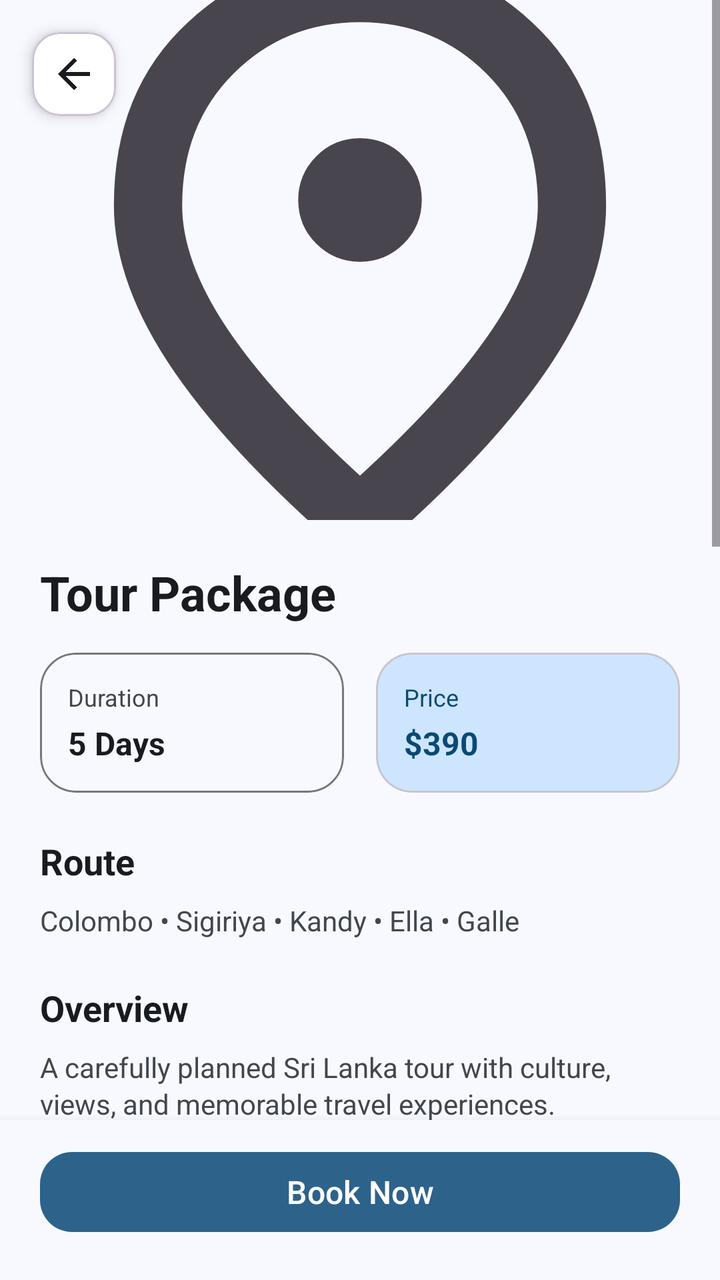
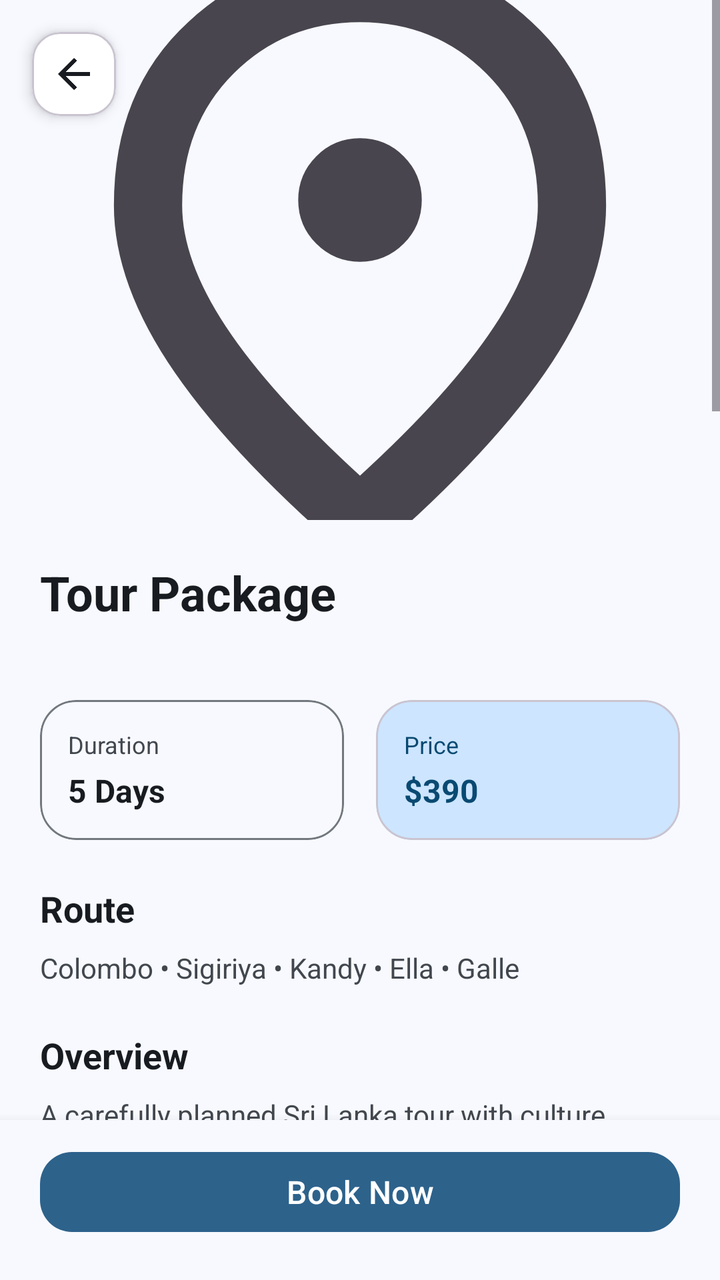

Compare the two renders of this Android layout. The source of the first and the diff that turns it into the second are given below.
<!-- AndroidManifest.xml: application theme Theme.Smart_tourism -->
<!-- res/layout/activity_tour_package_details.xml -->
<?xml version="1.0" encoding="utf-8"?>
<LinearLayout xmlns:android="http://schemas.android.com/apk/res/android"
    xmlns:app="http://schemas.android.com/apk/res-auto"
    android:layout_width="match_parent"
    android:layout_height="match_parent"
    android:background="?android:attr/colorBackground"
    android:orientation="vertical">

    <ScrollView
        android:layout_width="match_parent"
        android:layout_height="0dp"
        android:layout_weight="1"
        android:fillViewport="true">

        <LinearLayout
            android:layout_width="match_parent"
            android:layout_height="wrap_content"
            android:orientation="vertical">

            <FrameLayout
                android:layout_width="match_parent"
                android:layout_height="260dp">

                <ImageView
                    android:id="@+id/imgPackage"
                    android:layout_width="match_parent"
                    android:layout_height="match_parent"
                    android:scaleType="centerCrop"
                    android:src="@drawable/location_on_24px" />

                <com.google.android.material.card.MaterialCardView
                    android:layout_width="42dp"
                    android:layout_height="42dp"
                    android:layout_gravity="top|start"
                    android:layout_margin="16dp"
                    app:cardBackgroundColor="@android:color/white"
                    app:cardCornerRadius="14dp"
                    app:cardElevation="4dp">

                    <ImageView
                        android:id="@+id/btnBack"
                        android:layout_width="match_parent"
                        android:layout_height="match_parent"
                        android:background="?attr/selectableItemBackgroundBorderless"
                        android:padding="9dp"
                        android:src="@drawable/arrow_back_24px"
                        app:tint="?attr/colorOnBackground" />
                </com.google.android.material.card.MaterialCardView>

            </FrameLayout>

            <LinearLayout
                android:layout_width="match_parent"
                android:layout_height="wrap_content"
                android:orientation="vertical"
                android:padding="20dp">

                <TextView
                    android:id="@+id/txtTitle"
                    android:layout_width="match_parent"
                    android:layout_height="wrap_content"
                    android:text="@string/package_default_title"
                    android:textColor="@color/md_theme_onBackground"
                    android:textSize="24sp"
                    android:textStyle="bold" />

                <LinearLayout
                    android:layout_width="match_parent"
                    android:layout_height="wrap_content"
                    android:layout_marginTop="14dp"
                    android:orientation="horizontal">

                    <com.google.android.material.card.MaterialCardView
                        android:layout_width="0dp"
                        android:layout_height="wrap_content"
                        android:layout_weight="1"
                        android:layout_marginEnd="8dp"
                        app:cardBackgroundColor="@color/md_theme_surface"
                        app:cardCornerRadius="18dp"
                        app:cardElevation="0dp"
                        app:strokeColor="@color/md_theme_outline"
                        app:strokeWidth="1dp">

                        <LinearLayout
                            android:layout_width="match_parent"
                            android:layout_height="wrap_content"
                            android:orientation="vertical"
                            android:padding="14dp">

                            <TextView
                                android:layout_width="wrap_content"
                                android:layout_height="wrap_content"
                                android:text="@string/package_duration_label"
                                android:textColor="@color/md_theme_onSurfaceVariant"
                                android:textSize="12sp" />

                            <TextView
                                android:id="@+id/txtDuration"
                                android:layout_width="wrap_content"
                                android:layout_height="wrap_content"
                                android:layout_marginTop="4dp"
                                android:text="@string/package_default_duration"
                                android:textColor="@color/md_theme_onSurface"
                                android:textSize="16sp"
                                android:textStyle="bold" />
                        </LinearLayout>
                    </com.google.android.material.card.MaterialCardView>

                    <com.google.android.material.card.MaterialCardView
                        android:layout_width="0dp"
                        android:layout_height="wrap_content"
                        android:layout_weight="1"
                        android:layout_marginStart="8dp"
                        app:cardBackgroundColor="@color/md_theme_primaryContainer"
                        app:cardCornerRadius="18dp"
                        app:cardElevation="0dp">

                        <LinearLayout
                            android:layout_width="match_parent"
                            android:layout_height="wrap_content"
                            android:orientation="vertical"
                            android:padding="14dp">

                            <TextView
                                android:layout_width="wrap_content"
                                android:layout_height="wrap_content"
                                android:text="@string/package_price_label"
                                android:textColor="@color/md_theme_onPrimaryContainer"
                                android:textSize="12sp" />

                            <TextView
                                android:id="@+id/txtPrice"
                                android:layout_width="wrap_content"
                                android:layout_height="wrap_content"
                                android:layout_marginTop="4dp"
                                android:text="$390"
                                android:textColor="@color/md_theme_onPrimaryContainer"
                                android:textSize="16sp"
                                android:textStyle="bold" />
                        </LinearLayout>
                    </com.google.android.material.card.MaterialCardView>
                </LinearLayout>

                <TextView
                    android:layout_width="match_parent"
                    android:layout_height="wrap_content"
                    android:layout_marginTop="22dp"
                    android:text="@string/package_route_label"
                    android:textColor="@color/md_theme_onBackground"
                    android:textSize="18sp"
                    android:textStyle="bold" />

                <TextView
                    android:id="@+id/txtRoute"
                    android:layout_width="match_parent"
                    android:layout_height="wrap_content"
                    android:layout_marginTop="8dp"
                    android:text="Colombo • Sigiriya • Kandy • Ella • Galle"
                    android:textColor="@color/md_theme_onSurfaceVariant"
                    android:textSize="14sp" />

                <TextView
                    android:layout_width="match_parent"
                    android:layout_height="wrap_content"
                    android:layout_marginTop="22dp"
                    android:text="@string/package_overview_label"
                    android:textColor="@color/md_theme_onBackground"
                    android:textSize="18sp"
                    android:textStyle="bold" />

                <TextView
                    android:id="@+id/txtOverview"
                    android:layout_width="match_parent"
                    android:layout_height="wrap_content"
                    android:layout_marginTop="8dp"
                    android:lineSpacingExtra="2dp"
                    android:text="@string/package_overview_sample"
                    android:textColor="@color/md_theme_onSurfaceVariant"
                    android:textSize="14sp" />

                <TextView
                    android:layout_width="match_parent"
                    android:layout_height="wrap_content"
                    android:layout_marginTop="22dp"
                    android:text="@string/package_highlights_label"
                    android:textColor="@color/md_theme_onBackground"
                    android:textSize="18sp"
                    android:textStyle="bold" />

                <TextView
                    android:id="@+id/txtHighlights"
                    android:layout_width="match_parent"
                    android:layout_height="wrap_content"
                    android:layout_marginTop="8dp"
                    android:lineSpacingExtra="4dp"
                    android:text="@string/package_highlights_empty"
                    android:textColor="@color/md_theme_onSurfaceVariant"
                    android:textSize="14sp" />

                <com.google.android.material.card.MaterialCardView
                    android:layout_width="match_parent"
                    android:layout_height="wrap_content"
                    android:layout_marginTop="22dp"
                    app:cardBackgroundColor="@color/md_theme_surface"
                    app:cardCornerRadius="20dp"
                    app:cardElevation="0dp"
                    app:strokeColor="@color/md_theme_outline"
                    app:strokeWidth="1dp">

                    <LinearLayout
                        android:layout_width="match_parent"
                        android:layout_height="wrap_content"
                        android:orientation="vertical"
                        android:padding="16dp">

                        <TextView
                            android:layout_width="wrap_content"
                            android:layout_height="wrap_content"
                            android:text="@string/booking_setup_title"
                            android:textColor="@color/md_theme_onSurface"
                            android:textSize="18sp"
                            android:textStyle="bold" />

                        <TextView
                            android:layout_width="match_parent"
                            android:layout_height="wrap_content"
                            android:layout_marginTop="4dp"
                            android:text="@string/booking_setup_subtitle"
                            android:textColor="@color/md_theme_onSurfaceVariant"
                            android:textSize="13sp" />

                        <com.google.android.material.textfield.TextInputLayout
                            android:id="@+id/paxLayout"
                            style="@style/Widget.Material3.TextInputLayout.OutlinedBox.ExposedDropdownMenu"
                            android:layout_width="match_parent"
                            android:layout_height="wrap_content"
                            android:layout_marginTop="16dp"
                            android:hint="@string/package_pax_label">

                            <AutoCompleteTextView
                                android:id="@+id/autoPax"
                                android:layout_width="match_parent"
                                android:layout_height="wrap_content"
                                android:inputType="none"
                                android:textColor="?attr/colorOnSurface"
                                android:textColorHint="?attr/colorOnSurfaceVariant" />
                        </com.google.android.material.textfield.TextInputLayout>

                        <com.google.android.material.textfield.TextInputLayout
                            android:id="@+id/pickupLayout"
                            style="@style/Widget.Material3.TextInputLayout.OutlinedBox.ExposedDropdownMenu"
                            android:layout_width="match_parent"
                            android:layout_height="wrap_content"
                            android:layout_marginTop="14dp"
                            android:hint="@string/package_pickup_label">

                            <AutoCompleteTextView
                                android:id="@+id/autoPickupLocation"
                                android:layout_width="match_parent"
                                android:layout_height="wrap_content"
                                android:inputType="none"
                                android:textColor="?attr/colorOnSurface"
                                android:textColorHint="?attr/colorOnSurfaceVariant" />
                        </com.google.android.material.textfield.TextInputLayout>

                        <com.google.android.material.textfield.TextInputLayout
                            android:id="@+id/mobileLayout"
                            style="@style/Widget.Material3.TextInputLayout.OutlinedBox"
                            android:layout_width="match_parent"
                            android:layout_height="wrap_content"
                            android:layout_marginTop="14dp"
                            android:hint="@string/package_mobile_label">

                            <com.google.android.material.textfield.TextInputEditText
                                android:id="@+id/editMobileNumber"
                                android:layout_width="match_parent"
                                android:layout_height="wrap_content"
                                android:inputType="phone"
                                android:maxLines="1"
                                android:textColor="?attr/colorOnSurface"
                                android:textColorHint="?attr/colorOnSurfaceVariant" />
                        </com.google.android.material.textfield.TextInputLayout>

                        <com.google.android.material.textfield.TextInputLayout
                            android:id="@+id/dateLayout"
                            style="@style/Widget.Material3.TextInputLayout.OutlinedBox"
                            android:layout_width="match_parent"
                            android:layout_height="wrap_content"
                            android:layout_marginTop="14dp"
                            android:hint="@string/booking_date_label">

                            <com.google.android.material.textfield.TextInputEditText
                                android:id="@+id/editTravelDate"
                                android:layout_width="match_parent"
                                android:layout_height="wrap_content"
                                android:focusable="false"
                                android:clickable="true"
                                android:inputType="none"
                                android:textColor="?attr/colorOnSurface" />
                        </com.google.android.material.textfield.TextInputLayout>

                        <com.google.android.material.textfield.TextInputLayout
                            android:id="@+id/timeLayout"
                            style="@style/Widget.Material3.TextInputLayout.OutlinedBox"
                            android:layout_width="match_parent"
                            android:layout_height="wrap_content"
                            android:layout_marginTop="14dp"
                            android:hint="@string/booking_time_label">

                            <com.google.android.material.textfield.TextInputEditText
                                android:id="@+id/editTravelTime"
                                android:layout_width="match_parent"
                                android:layout_height="wrap_content"
                                android:focusable="false"
                                android:clickable="true"
                                android:inputType="none"
                                android:textColor="?attr/colorOnSurface" />
                        </com.google.android.material.textfield.TextInputLayout>

                    </LinearLayout>
                </com.google.android.material.card.MaterialCardView>

            </LinearLayout>
        </LinearLayout>
    </ScrollView>

    <LinearLayout
        android:layout_width="match_parent"
        android:layout_height="wrap_content"
        android:background="?android:attr/colorBackground"
        android:elevation="8dp"
        android:orientation="vertical"
        android:paddingStart="20dp"
        android:paddingTop="12dp"
        android:paddingEnd="20dp"
        android:paddingBottom="20dp">

        <com.google.android.material.button.MaterialButton
            android:id="@+id/btnBookNow"
            android:layout_width="match_parent"
            android:layout_height="wrap_content"
            android:text="@string/book_now"
            android:textAllCaps="false"
            android:textSize="16sp"
            app:cornerRadius="16dp" />

    </LinearLayout>

</LinearLayout>
<!-- resources referenced by this layout -->
<resources>
  <color name="md_theme_onBackground">#181C20</color>
  <color name="md_theme_onPrimaryContainer">#094A72</color>
  <color name="md_theme_onSurface">#181C20</color>
  <color name="md_theme_onSurfaceVariant">#42474E</color>
  <color name="md_theme_outline">#72787E</color>
  <color name="md_theme_primaryContainer">#CDE5FF</color>
  <color name="md_theme_surface">#F7F9FF</color>
  <!-- drawable arrow_back_24px (drawable) -->
  <vector xmlns:android="http://schemas.android.com/apk/res/android"
      android:width="24dp"
      android:height="24dp"
      android:viewportWidth="960"
      android:viewportHeight="960"
      android:tint="?attr/colorControlNormal"
      android:autoMirrored="true">
    <path
        android:fillColor="@android:color/white"
        android:pathData="M313,520L537,744L480,800L160,480L480,160L537,216L313,440L800,440L800,520L313,520Z"/>
  </vector>
  <string name="book_now">Book Now</string>
  <string name="booking_date_label">Travel date</string>
  <string name="booking_setup_subtitle">Choose the number of travelers, pickup point, and your mobile number.</string>
  <string name="booking_setup_title">Booking Setup</string>
  <string name="booking_time_label">Pickup time</string>
  <string name="package_default_duration">5 Days</string>
  <string name="package_default_title">Tour Package</string>
  <string name="package_duration_label">Duration</string>
  <string name="package_highlights_empty">Highlights will appear here.</string>
  <string name="package_highlights_label">Highlights</string>
  <string name="package_mobile_label">Mobile Number</string>
  <string name="package_overview_label">Overview</string>
  <string name="package_overview_sample">A carefully planned Sri Lanka tour with culture, views, and memorable travel experiences.</string>
  <string name="package_pax_label">Number of People</string>
  <string name="package_pickup_label">Pickup Location</string>
  <string name="package_price_label">Price</string>
  <string name="package_route_label">Route</string>
  <color name="md_theme_primary">#2D628B</color>
  <color name="md_theme_onPrimary">#FFFFFF</color>
  <color name="md_theme_secondary">#51606F</color>
  <color name="md_theme_onSecondary">#FFFFFF</color>
  <color name="md_theme_secondaryContainer">#D4E4F6</color>
  <color name="md_theme_onSecondaryContainer">#394857</color>
  <color name="md_theme_tertiary">#67587A</color>
  <color name="md_theme_onTertiary">#FFFFFF</color>
  <color name="md_theme_tertiaryContainer">#EDDCFF</color>
  <color name="md_theme_onTertiaryContainer">#4F4061</color>
  <color name="md_theme_error">#BA1A1A</color>
  <color name="md_theme_onError">#FFFFFF</color>
  <color name="md_theme_background">#F7F9FF</color>
  <color name="md_theme_surfaceVariant">#DEE3EB</color>
  <!-- unchanged entries left out for length: 2 -->
</resources>

<!-- the commit's change to res/layout/activity_tour_package_details.xml (unified diff, before → after) -->
@@ -62,6 +62,15 @@
                     android:text="@string/package_default_title"
                     android:textColor="@color/md_theme_onBackground"
                     android:textSize="24sp"
+                    android:textStyle="bold" />
+
+                <TextView
+                    android:id="@+id/detailType"
+                    android:layout_width="match_parent"
+                    android:layout_height="wrap_content"
+                    android:layout_marginTop="6dp"
+                    android:textColor="@color/md_theme_primary"
+                    android:textSize="13sp"
                     android:textStyle="bold" />
 
                 <LinearLayout
@@ -142,6 +151,7 @@
                 </LinearLayout>
 
                 <TextView
+                    android:id="@+id/detailDescriptionLabel"
                     android:layout_width="match_parent"
                     android:layout_height="wrap_content"
                     android:layout_marginTop="22dp"
@@ -160,6 +170,7 @@
                     android:textSize="14sp" />
 
                 <TextView
+                    android:id="@+id/detailOverviewLabel"
                     android:layout_width="match_parent"
                     android:layout_height="wrap_content"
                     android:layout_marginTop="22dp"
@@ -183,6 +194,7 @@
                     android:layout_height="wrap_content"
                     android:layout_marginTop="22dp"
                     android:text="@string/package_highlights_label"
+                    android:id="@+id/detailHighlightsLabel"
                     android:textColor="@color/md_theme_onBackground"
                     android:textSize="18sp"
                     android:textStyle="bold" />
@@ -317,6 +329,91 @@
                                 android:textColor="?attr/colorOnSurface" />
                         </com.google.android.material.textfield.TextInputLayout>
 
+                    </LinearLayout>
+                </com.google.android.material.card.MaterialCardView>
+
+                <com.google.android.material.card.MaterialCardView
+                    android:layout_width="match_parent"
+                    android:layout_height="wrap_content"
+                    android:layout_marginTop="22dp"
+                    app:cardBackgroundColor="@color/md_theme_surface"
+                    app:cardCornerRadius="20dp"
+                    app:cardElevation="0dp"
+                    app:strokeColor="@color/md_theme_outline"
+                    app:strokeWidth="1dp">
+
+                    <LinearLayout
+                        android:layout_width="match_parent"
+                        android:layout_height="wrap_content"
+                        android:orientation="vertical"
+                        android:padding="16dp">
+
+                        <TextView
+                            android:layout_width="match_parent"
+                            android:layout_height="wrap_content"
+                            android:text="@string/review_title"
+                            android:textColor="@color/md_theme_onSurface"
+                            android:textSize="18sp"
+                            android:textStyle="bold" />
+
+                        <TextView
+                            android:layout_width="match_parent"
+                            android:layout_height="wrap_content"
+                            android:layout_marginTop="4dp"
+                            android:text="@string/review_private_notice"
+                            android:textColor="@color/md_theme_onSurfaceVariant"
+                            android:textSize="13sp" />
+
+                        <TextView
+                            android:id="@+id/reviewStatus"
+                            android:layout_width="match_parent"
+                            android:layout_height="wrap_content"
+                            android:layout_marginTop="10dp"
+                            android:text="@string/review_none"
+                            android:textColor="@color/md_theme_primary"
+                            android:textSize="14sp" />
+
+                        <RatingBar
+                            android:id="@+id/reviewRating"
+                            android:layout_width="wrap_content"
+                            android:layout_height="wrap_content"
+                            android:layout_marginTop="8dp"
+                            android:numStars="5"
+                            android:stepSize="1" />
+
+                        <com.google.android.material.textfield.TextInputLayout
+                            android:id="@+id/reviewCommentLayout"
+                            style="@style/Widget.Material3.TextInputLayout.OutlinedBox"
+                            android:layout_width="match_parent"
+                            android:layout_height="wrap_content"
+                            android:layout_marginTop="8dp"
+                            android:hint="@string/review_comment_hint">
+
+                            <com.google.android.material.textfield.TextInputEditText
+                                android:id="@+id/reviewComment"
+                                android:layout_width="match_parent"
+                                android:layout_height="wrap_content"
+                                android:inputType="textCapSentences|textMultiLine"
+                                android:maxLength="500"
+                                android:minLines="2" />
+                        </com.google.android.material.textfield.TextInputLayout>
+
+                        <com.google.android.material.button.MaterialButton
+                            android:id="@+id/btnSaveReview"
+                            android:layout_width="wrap_content"
+                            android:layout_height="wrap_content"
+                            android:layout_marginTop="10dp"
+                            android:text="@string/review_save"
+                            android:textAllCaps="false" />
+
+                        <com.google.android.material.button.MaterialButton
+                            android:id="@+id/btnRemoveReview"
+                            style="@style/Widget.Material3.Button.OutlinedButton"
+                            android:layout_width="wrap_content"
+                            android:layout_height="wrap_content"
+                            android:text="@string/review_remove"
+                            android:textAllCaps="false"
+                            android:visibility="gone" />
                     </LinearLayout>
                 </com.google.android.material.card.MaterialCardView>
 
<!-- resource entries referenced after the edit -->
@@ -36,6 +36,12 @@
   <string name="package_pickup_label">Pickup Location</string>
   <string name="package_price_label">Price</string>
   <string name="package_route_label">Route</string>
+  <string name="review_comment_hint">Your review</string>
+  <string name="review_none">You have not saved a review for this listing.</string>
+  <string name="review_private_notice">Private demo feedback saved for your account on this device. Other travelers cannot see it.</string>
+  <string name="review_remove">Remove review</string>
+  <string name="review_save">Save review</string>
+  <string name="review_title">Your rating and review</string>
   <color name="md_theme_primary">#2D628B</color>
   <color name="md_theme_onPrimary">#FFFFFF</color>
   <color name="md_theme_secondary">#51606F</color>
